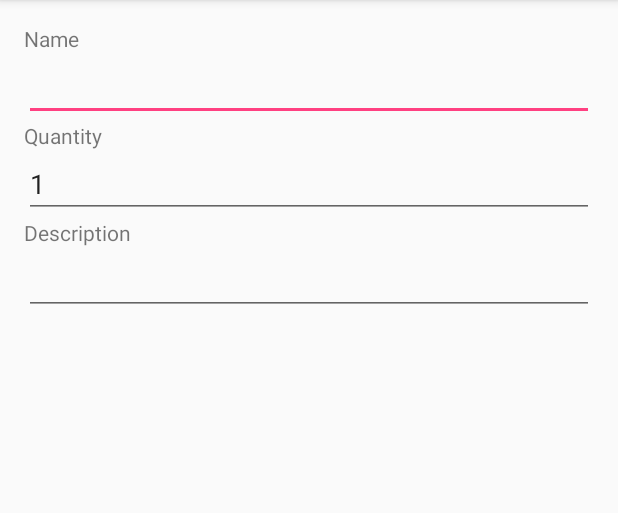
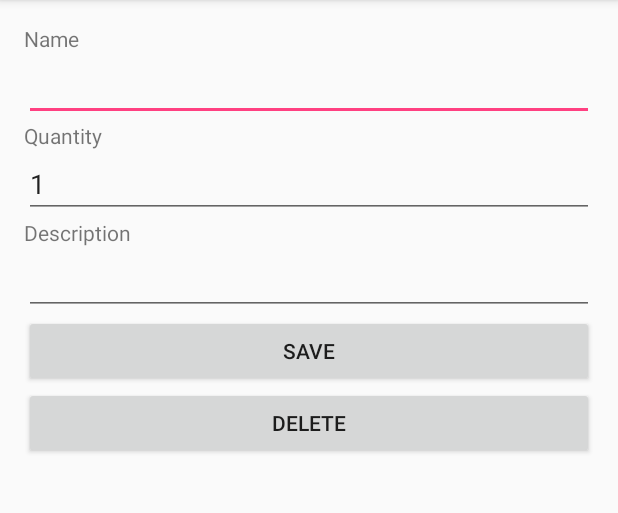
Before and after one commit to geluso/android-instructor-challenge, an Android app: the EditActivity screen opened directly, with no data from a screen before it, on a phone screen of 412 x 824 dp, the part 84-597 px from its top. Run offline under Robolectric (Android 15) with nearby library versions, the phone set to English and light mode, and no system bars.

Commit message:
adding save and delete buttons in edit view

```diff
--- a/AndroidInstructorChallenge/app/src/main/res/layout/activity_edit.xml
+++ b/AndroidInstructorChallenge/app/src/main/res/layout/activity_edit.xml
@@ -44,4 +44,15 @@
         android:gravity="top"
         android:ems="10"
         />
+
+    <Button
+        android:id="@+id/save"
+        android:layout_width="match_parent"
+        android:layout_height="wrap_content"
+        android:text="@string/save" />
+    <Button
+        android:id="@+id/delete"
+        android:layout_width="match_parent"
+        android:layout_height="wrap_content"
+        android:text="@string/delete" />
 </LinearLayout>
--- a/AndroidInstructorChallenge/app/src/main/res/values/strings.xml
+++ b/AndroidInstructorChallenge/app/src/main/res/values/strings.xml
@@ -3,6 +3,8 @@
     <string name="name_label">Name</string>
     <string name="quantity_label">Quantity</string>
     <string name="description_label">Description</string>
+    <string name="save">Save</string>
+    <string name="delete">Delete</string>
     <string-array name="groceries">
         <item>Walnuts</item>
         <item>Cheese</item>
```
